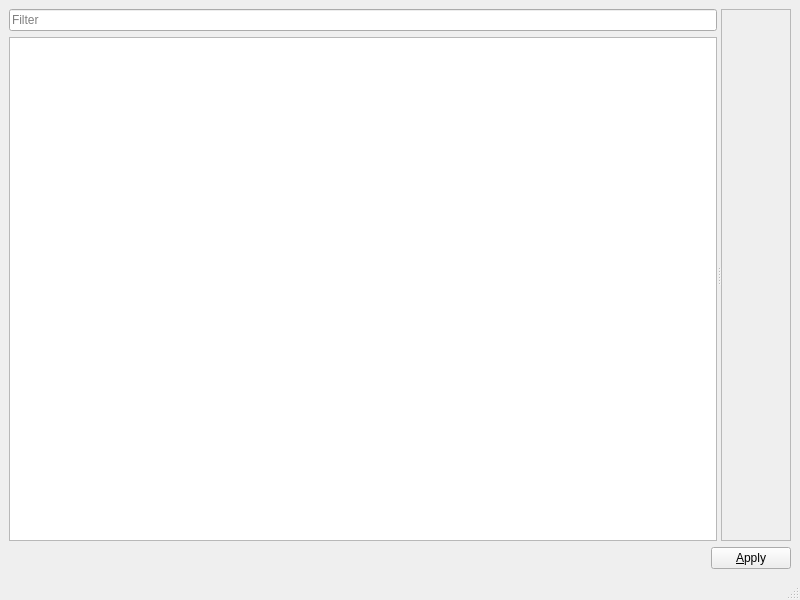
The window that ui/inputmanglerui.ui (kermitfrog/inputmangler) describes before a commit, drawn with Qt 5.
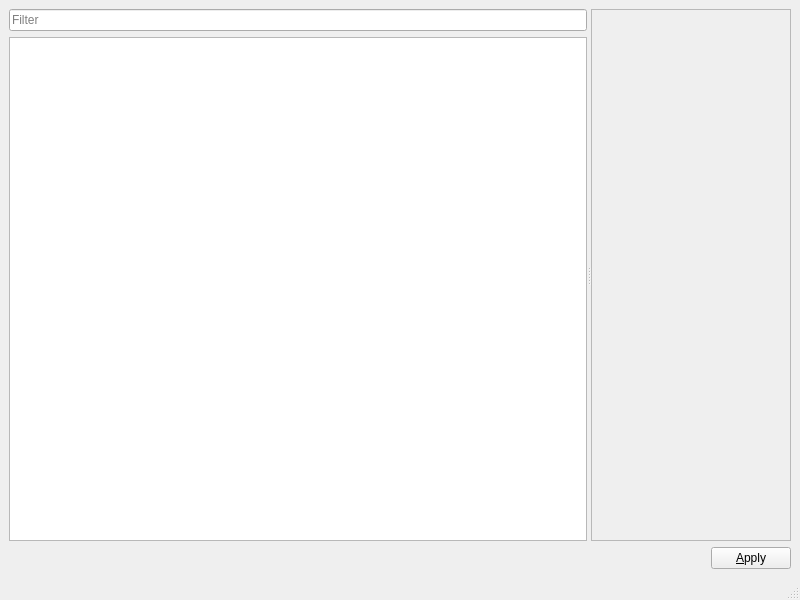
The same window after the commit.

What changed in the file:
```diff
--- a/ui/inputmanglerui.ui
+++ b/ui/inputmanglerui.ui
@@ -20,7 +20,7 @@
       <property name="orientation">
        <enum>Qt::Horizontal</enum>
       </property>
-      <widget class="QWidget" name="">
+      <widget class="QWidget" name="layoutWidget">
        <layout class="QVBoxLayout" name="verticalLayout">
         <item>
          <widget class="QLineEdit" name="windowFilterEdit">
@@ -35,6 +35,18 @@
        </layout>
       </widget>
       <widget class="QScrollArea" name="eventArea">
+       <property name="sizePolicy">
+        <sizepolicy hsizetype="Expanding" vsizetype="Expanding">
+         <horstretch>0</horstretch>
+         <verstretch>0</verstretch>
+        </sizepolicy>
+       </property>
+       <property name="minimumSize">
+        <size>
+         <width>200</width>
+         <height>0</height>
+        </size>
+       </property>
        <property name="widgetResizable">
         <bool>true</bool>
        </property>
@@ -43,7 +55,7 @@
          <rect>
           <x>0</x>
           <y>0</y>
-          <width>470</width>
+          <width>196</width>
           <height>264</height>
          </rect>
         </property>
```
Left out of the diff: 6 changed lines with no effect on the pictures.
